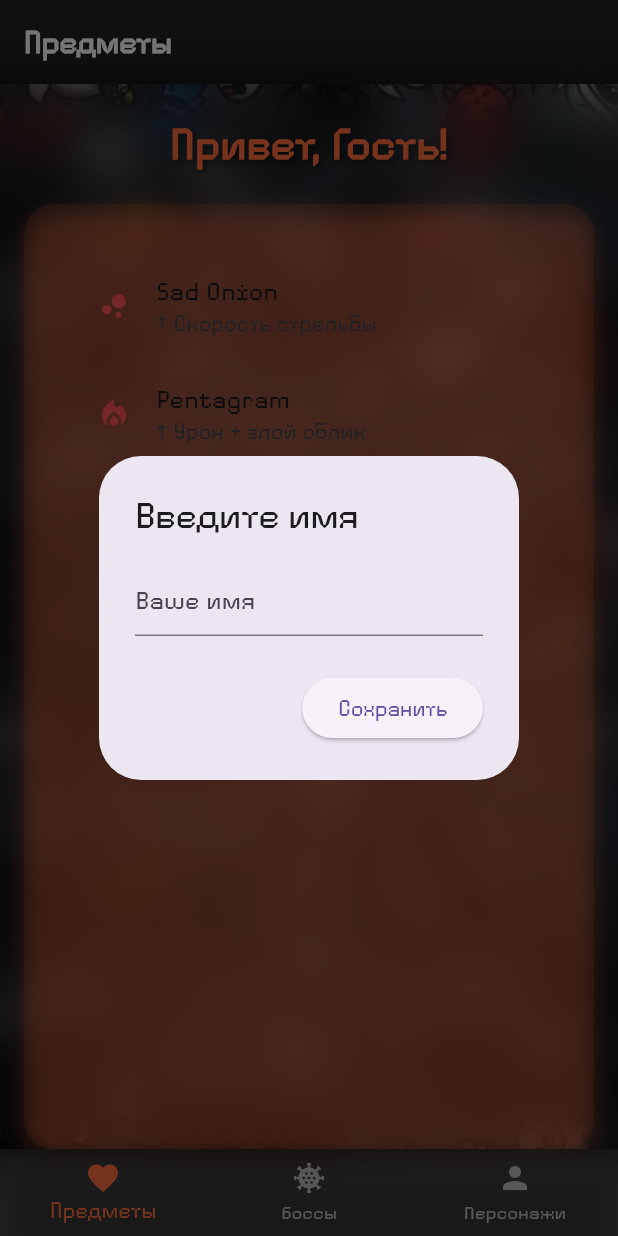
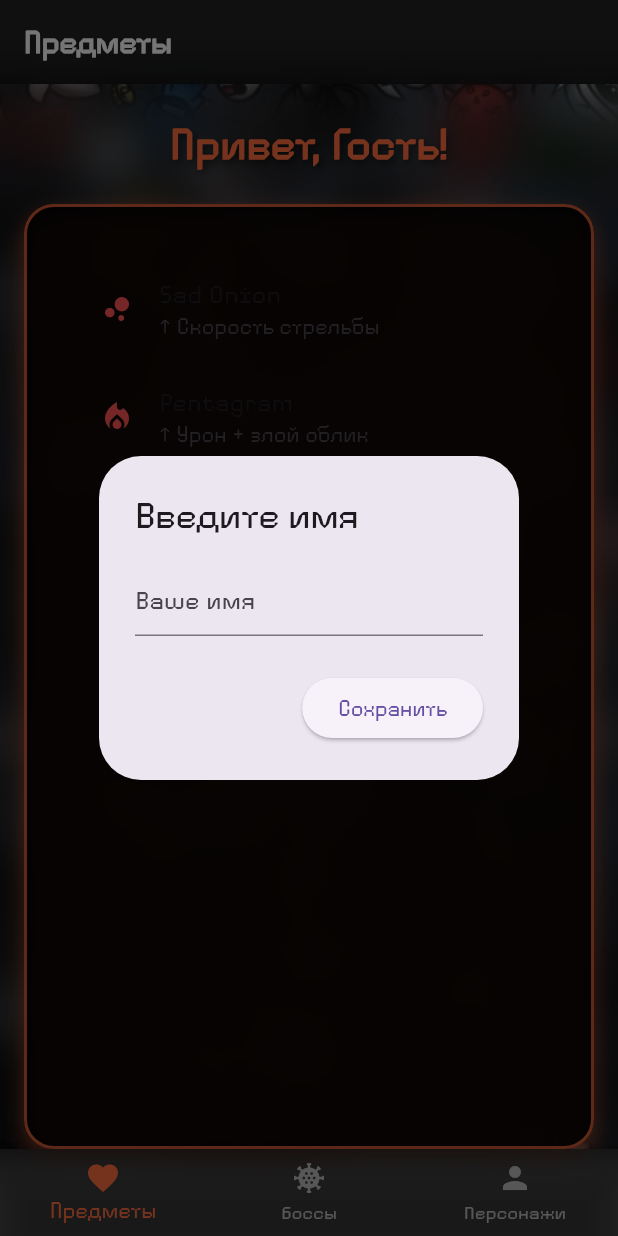
Before and after one commit to rei-ayra-ami/Mansik_gau, a Flutter app: the HomeScreen screen opened directly, on a phone screen of 412 x 824 dp. Run offline on Flutter 3.47's test engine with Material 3 defaults, Android fonts, the phone set to English and light mode, and no system bars; our stand-ins replace shared_preferences; accounts and stored records are empty.

Commit message:
незначительные изенения стиля

```diff
--- a/lib/screens/home_screen.dart
+++ b/lib/screens/home_screen.dart
@@ -147,11 +147,15 @@ class _HomeScreenState extends State<HomeScreen>
       child: AnimatedContainer(
         duration: const Duration(milliseconds: 500),
         decoration: BoxDecoration(
-            color: _screenColors[_selectedIndex].withOpacity(0.15),
+          color: Colors.black.withOpacity(0.9), // ← почти чёрный, но слегка просвечивает
           borderRadius: BorderRadius.circular(20),
+          border: Border.all(
+            color: _screenColors[_selectedIndex].withOpacity(0.8),
+            width: 2,
+          ),
           boxShadow: [
             BoxShadow(
-                color: _screenColors[_selectedIndex].withOpacity(0.4),
+              color: _screenColors[_selectedIndex].withOpacity(0.5),
               blurRadius: 12,
               offset: const Offset(0, 6),
             ),
```
Lines whose indentation alone changed are shown as unchanged.
